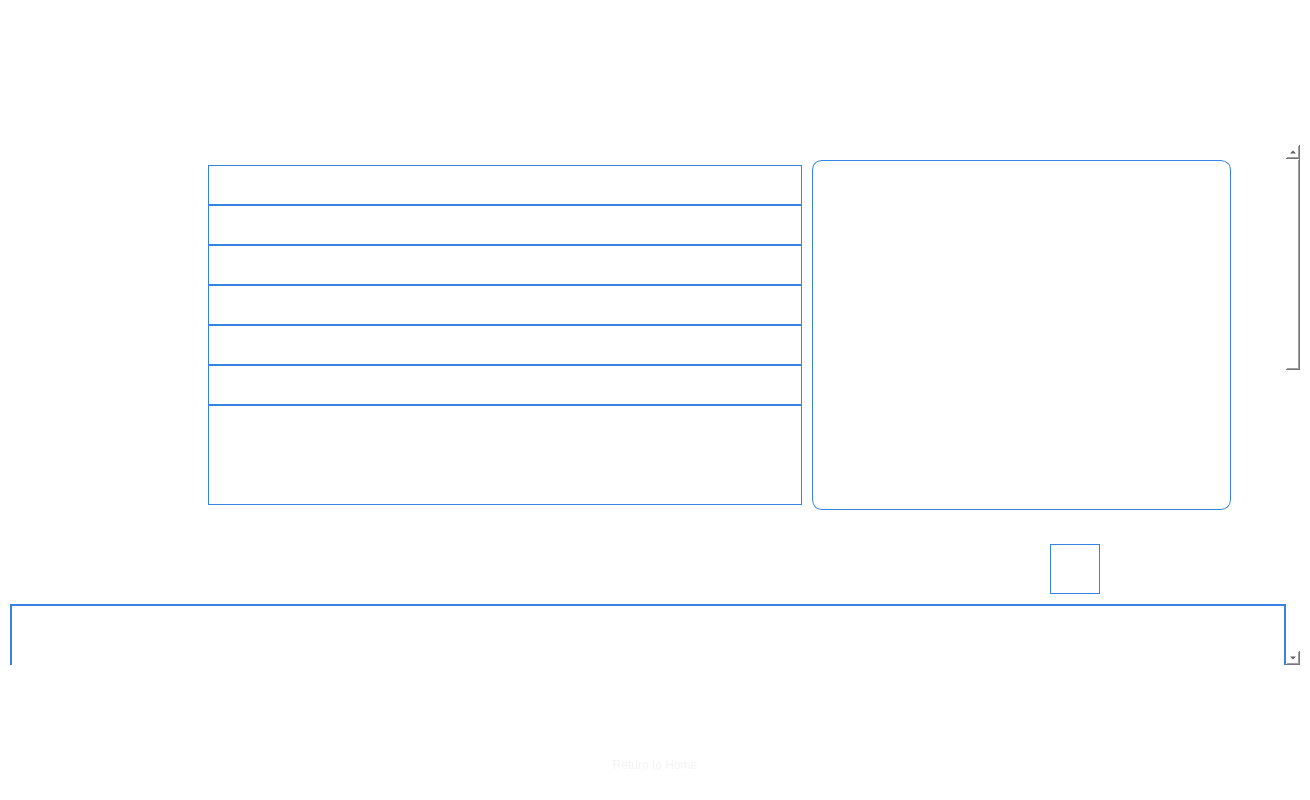
Qt form forms/Page_5.ui (apollo-k22/FaceAI-Product) before a commit.
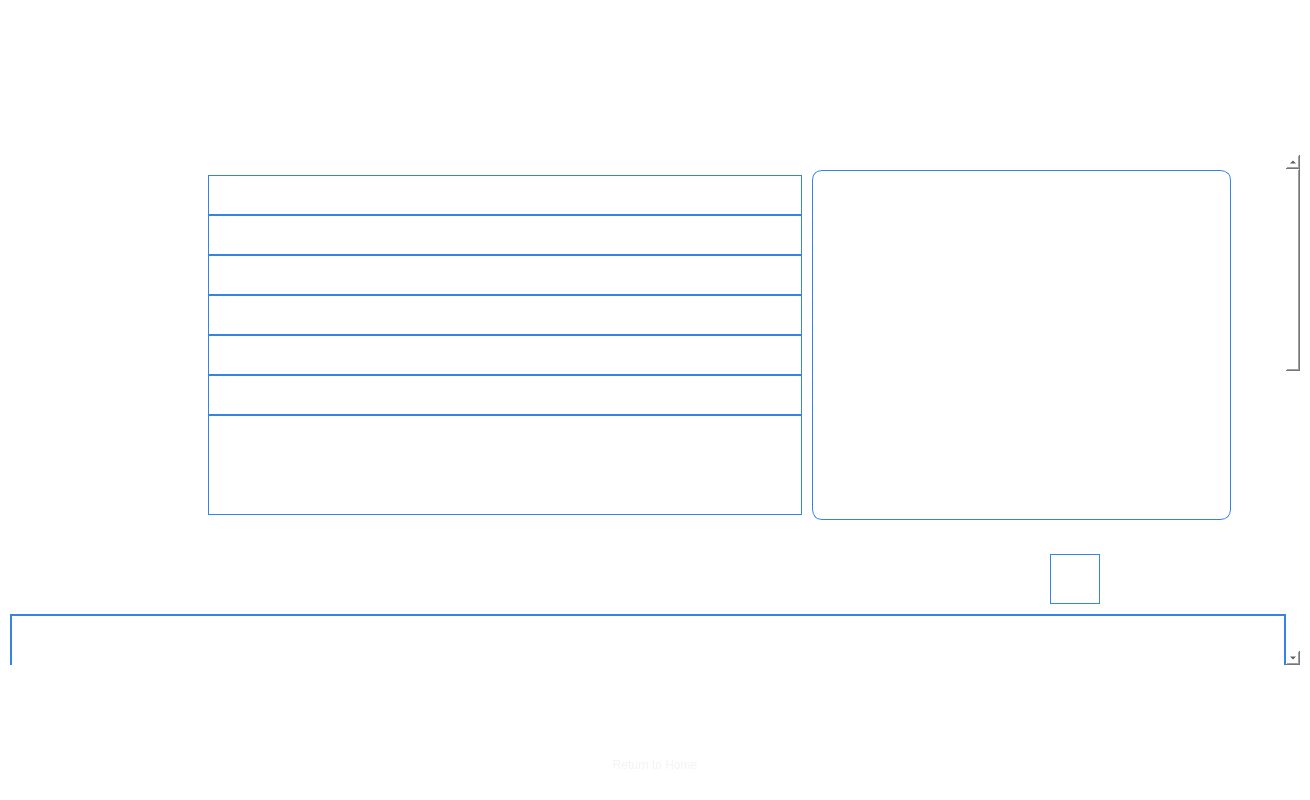
The same form after that commit. Icons and pictures are not drawn.

```diff
--- a/forms/Page_5.ui
+++ b/forms/Page_5.ui
@@ -143,6 +143,9 @@
            <property name="rightMargin">
             <number>85</number>
            </property>
+           <property name="bottomMargin">
+            <number>10</number>
+           </property>
            <item>
             <layout class="QHBoxLayout" name="horizontalLayout">
              <property name="spacing">
```
